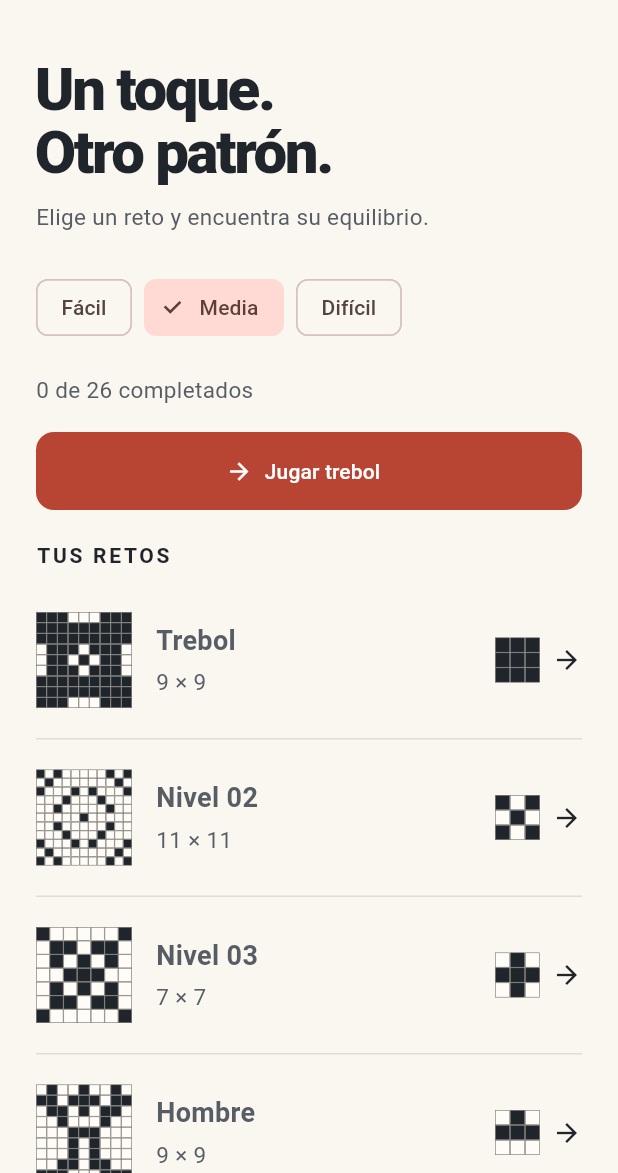
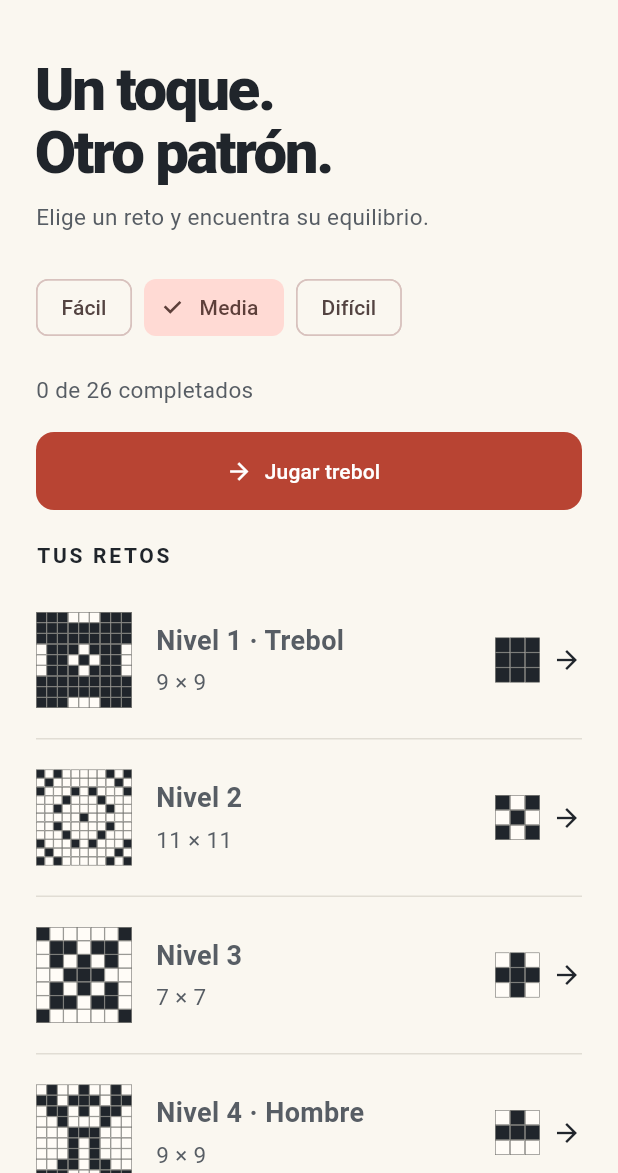
Before and after one commit to aguerola/pix-puzzle, a Flutter app: the screen it shows after launch, after a tap on "Media", on a phone screen of 412 x 824 dp, the part 63-1236 px from its top. Run offline on Flutter 3.47's test engine with Material 3 defaults, Android fonts, the phone set to English and light mode, and no system bars; our stand-ins replace equatable, flutter_bloc, shared_preferences.

Commit message:
Polish level titles, load errors, and end-of-difficulty victory UX (#1)
* Polish level titles, load errors, and end-of-difficulty victory UX.

Show clean level headlines, keep technical failures out of the UI, celebrate
finished difficulty groups without a misleading Next, and delay the complete
dialog briefly so the last stamp is visible.

Co-authored-by: Antonio Martinez Guerola <aguerola@users.noreply.github.com>

* Increase victory dialog reveal delay to 2 seconds.

Co-authored-by: Antonio Martinez Guerola <aguerola@users.noreply.github.com>

* Always apply the 2s victory reveal delay.

Skip the reduce-motion bypass that zeroed the pause and made the
complete dialog appear instantly on some devices.

Co-authored-by: Antonio Martinez Guerola <aguerola@users.noreply.github.com>

* Set victory dialog reveal delay back to 700ms.

Co-authored-by: Antonio Martinez Guerola <aguerola@users.noreply.github.com>

---------

Co-authored-by: Cursor Agent <cursoragent@cursor.com>
Co-authored-by: Antonio Martinez Guerola <aguerola@users.noreply.github.com>

```diff
--- a/pix_puzzle/lib/data/repositories/levels_repository.dart
+++ b/pix_puzzle/lib/data/repositories/levels_repository.dart
@@ -59,6 +59,17 @@ class LevelsRepository {
     return group[index + 1];
   }
 
+  /// Whether every level in [current]'s difficulty group is marked done.
+  bool isDifficultyComplete(Level current) {
+    final group = levelsForDifficulty(_prefixOf(current.name));
+    return group.isNotEmpty && group.every((level) => level.done);
+  }
+
+  bool get hasLoadedLevels {
+    final levels = _levels;
+    return levels != null && levels.isNotEmpty;
+  }
+
   Future<void> markDone(int code) async {
     final levels = await loadLevels();
     _levels = [
--- a/pix_puzzle/lib/features/home/home_page.dart
+++ b/pix_puzzle/lib/features/home/home_page.dart
@@ -42,18 +42,21 @@ class HomePage extends StatelessWidget {
                 return const Center(child: CircularProgressIndicator());
               }
               if (state is LevelsError) {
+                final canRetry = state.message == LevelsCubit.loadFailedMessage;
                 return Center(
                   child: Padding(
                     padding: const EdgeInsets.all(24),
                     child: Column(
                       mainAxisSize: MainAxisSize.min,
                       children: [
-                        const Text('No pudimos cargar los niveles.'),
-                        const SizedBox(height: 16),
-                        FilledButton(
-                          onPressed: () => context.read<LevelsCubit>().load(),
-                          child: const Text('Reintentar'),
-                        ),
+                        Text(state.message, textAlign: TextAlign.center),
+                        if (canRetry) ...[
+                          const SizedBox(height: 16),
+                          FilledButton(
+                            onPressed: () => context.read<LevelsCubit>().load(),
+                            child: const Text('Reintentar'),
+                          ),
+                        ],
                       ],
                     ),
                   ),
@@ -106,9 +109,7 @@ class HomePage extends StatelessWidget {
                               child: FilledButton.icon(
                                 onPressed: () => _open(context, next),
                                 icon: const Icon(Icons.arrow_forward),
-                                label: Text(
-                                  'Jugar ${levelTitle(next).toLowerCase()}',
-                                ),
+                                label: Text('Jugar ${levelPlayLabel(next)}'),
                               ),
                             ),
                           if (loaded.levels.isEmpty)
--- a/pix_puzzle/lib/features/home/levels_cubit.dart
+++ b/pix_puzzle/lib/features/home/levels_cubit.dart
@@ -1,4 +1,5 @@
 import 'package:equatable/equatable.dart';
+import 'package:flutter/foundation.dart';
 import 'package:flutter_bloc/flutter_bloc.dart';
 
 import '../../data/models/level.dart';
@@ -46,6 +47,9 @@ class LevelsError extends LevelsState {
 class LevelsCubit extends Cubit<LevelsState> {
   LevelsCubit(this._repository) : super(const LevelsLoading());
 
+  static const loadFailedMessage = 'No pudimos cargar los niveles.';
+  static const emptyCatalogMessage = 'No hay niveles disponibles.';
+
   final LevelsRepository _repository;
   Difficulty _difficulty = Difficulty.easy;
 
@@ -53,9 +57,14 @@ class LevelsCubit extends Cubit<LevelsState> {
     emit(const LevelsLoading());
     try {
       await _repository.loadLevels();
+      if (!_repository.hasLoadedLevels) {
+        emit(const LevelsError(emptyCatalogMessage));
+        return;
+      }
       _emitLoaded();
-    } catch (e) {
-      emit(LevelsError(e.toString()));
+    } catch (e, st) {
+      debugPrint('LevelsCubit.load failed: $e\n$st');
+      emit(const LevelsError(loadFailedMessage));
     }
   }
 
@@ -71,6 +80,9 @@ class LevelsCubit extends Cubit<LevelsState> {
 
   Level? nextLevel(Level current) => _repository.nextLevel(current);
 
+  bool isDifficultyComplete(Level current) =>
+      _repository.isDifficultyComplete(current);
+
   void _emitLoaded() {
     emit(
       LevelsLoaded(
--- a/pix_puzzle/lib/widgets/pix_chrome.dart
+++ b/pix_puzzle/lib/widgets/pix_chrome.dart
@@ -3,18 +3,28 @@ import '../data/models/level.dart';
 import '../theme/pix_theme.dart';
 
 String levelNumber(Level level) =>
-    int.tryParse(
-      level.name.split('_').elementAtOrNull(1) ?? '',
-    )?.toString().padLeft(2, '0') ??
+    int.tryParse(level.name.split('_').elementAtOrNull(1) ?? '')?.toString() ??
     '—';
-String levelTitle(Level level) {
+
+/// Meaningful display title from the name suffix, or null if none.
+String? levelMeaningfulTitle(Level level) {
   final suffix = level.name.split('_').skip(2).join(' ').trim();
-  if (suffix.isEmpty || suffix.contains('name')) {
-    return 'Nivel ${levelNumber(level)}';
-  }
+  if (suffix.isEmpty || suffix.contains('name')) return null;
   if (suffix == 'super facil') return 'Primeros pasos';
   return '${suffix[0].toUpperCase()}${suffix.substring(1)}';
 }
+
+/// Visible headline: `Nivel 1 · Primeros pasos` or `Nivel 2`.
+String levelTitle(Level level) {
+  final number = levelNumber(level);
+  final meaningful = levelMeaningfulTitle(level);
+  if (meaningful == null) return 'Nivel $number';
+  return 'Nivel $number · $meaningful';
+}
+
+/// Short label for CTAs (e.g. "primeros pasos", "nivel 2").
+String levelPlayLabel(Level level) =>
+    (levelMeaningfulTitle(level) ?? 'nivel ${levelNumber(level)}').toLowerCase();
 
 String levelDifficulty(Level level) => switch (level.name.split('_').first) {
   '1' => 'Fácil',
```
Also changed, not shown: pix_puzzle/lib/features/game/complete_dialog.dart (+37 -11 lines), pix_puzzle/lib/features/game/game_page.dart (+15 -4 lines), 4 other files.
